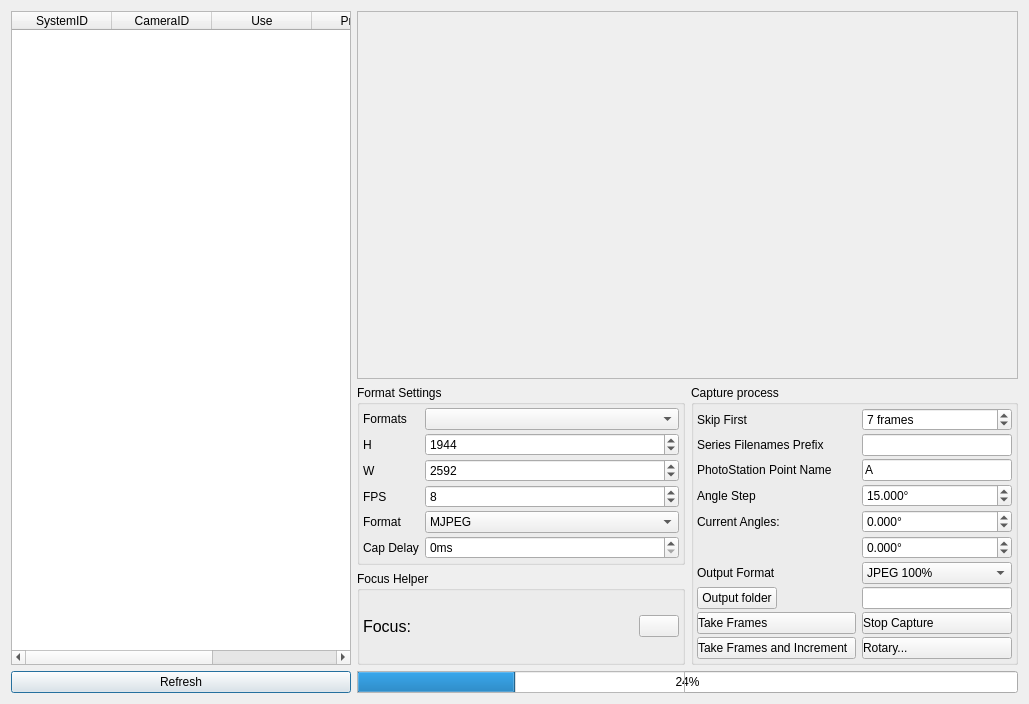
First picture: the form in utils/capture/photostationCaptureDialog.ui, repository NickPenkrat/corecvs, before the edit.
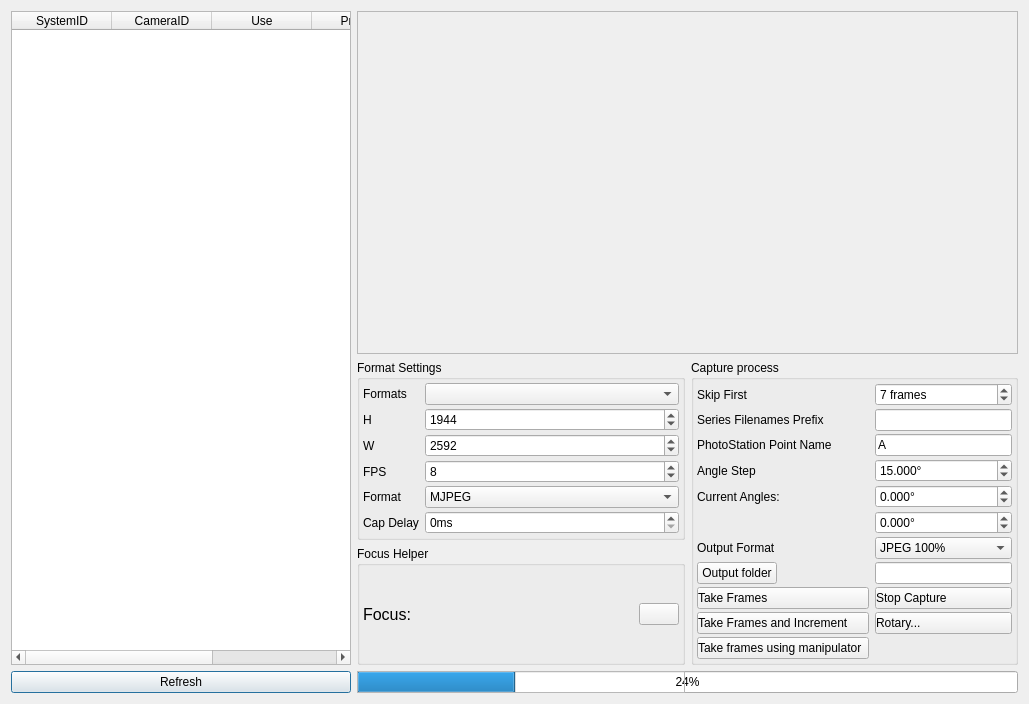
Second picture: the form after the edit. Icons and pictures are not drawn. Custom widgets are drawn as their Qt base class.

Commit message: Invoke capture with automatised with manipulator camera

Diff of the .ui file:
```diff
--- a/utils/capture/photostationCaptureDialog.ui
+++ b/utils/capture/photostationCaptureDialog.ui
@@ -360,6 +360,26 @@
         </property>
        </widget>
       </item>
+      <item row="16" column="0">
+       <widget class="QPushButton" name="maipulatorCaptureButton">
+        <property name="styleSheet">
+         <string notr="true">text-align:left</string>
+        </property>
+        <property name="text">
+         <string>Take frames using manipulator</string>
+        </property>
+		<property name="icon">
+         <iconset resource="../../resources/main.qrc">
+          <normaloff>:/new/prefix1/camera_lens.png</normaloff>:/new/prefix1/camera_lens.png</iconset>
+        </property>
+        <property name="iconSize">
+         <size>
+          <width>24</width>
+          <height>24</height>
+         </size>
+        </property>
+       </widget>
+      </item>
       <item row="12" column="1">
        <widget class="QPushButton" name="stopPushButton">
         <property name="enabled">
```
The commit also changes 6 other files.
